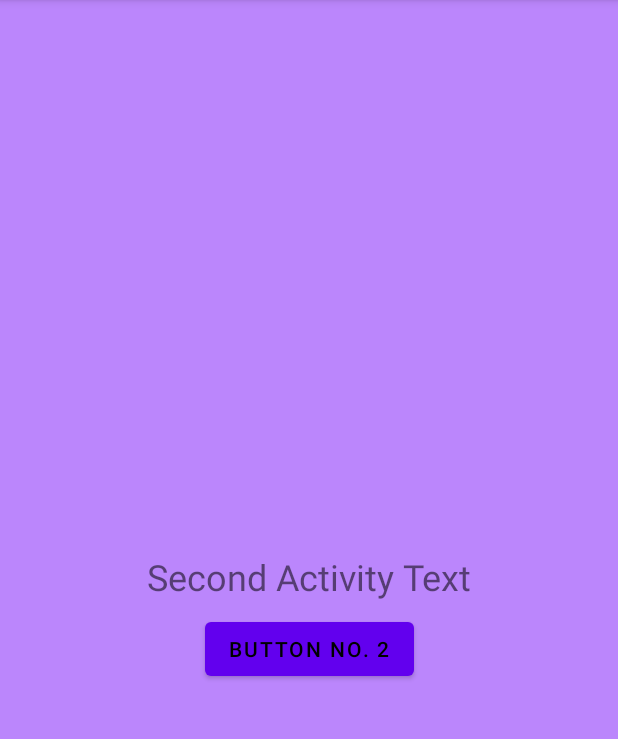
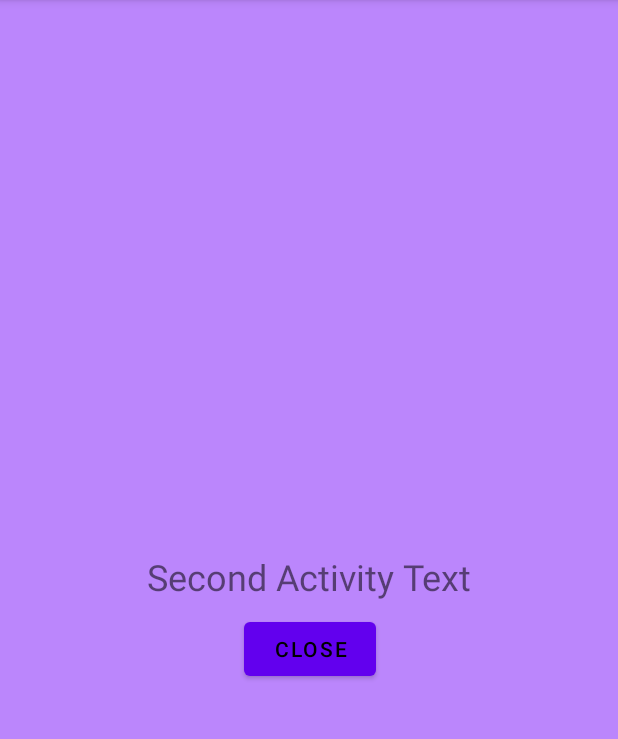
Before and after one commit to froggyman6000/EmptyApplication, an Android app: the SecondActivity screen opened directly, with no data from a screen before it, on a phone screen of 412 x 824 dp, the part 84-823 px from its top. Run offline under Robolectric (Android 15) with nearby library versions, the phone set to English and light mode, and no system bars.

```diff
--- a/app/src/main/java/lt/justinas/emptyapplication/SecondActivity.kt
+++ b/app/src/main/java/lt/justinas/emptyapplication/SecondActivity.kt
@@ -16,5 +16,9 @@ class SecondActivity : AppCompatActivity() {
         secondTextView.text = getString(R.string.secondActivityText)
         secondButton.text = getString(R.string.secondButtonText)
 
+        secondButton.setOnClickListener {
+            finish()
+        }
+
     }
 }
--- a/app/src/main/res/values/strings.xml
+++ b/app/src/main/res/values/strings.xml
@@ -4,5 +4,5 @@
     <string name="secondMessage">Changed text</string>
     <string name="MainActivity_buttonOpen">Open</string>
     <string name="secondActivityText">Second Activity Text</string>
-    <string name="secondButtonText">Button no. 2</string>
+    <string name="secondButtonText">Close</string>
 </resources>
```
